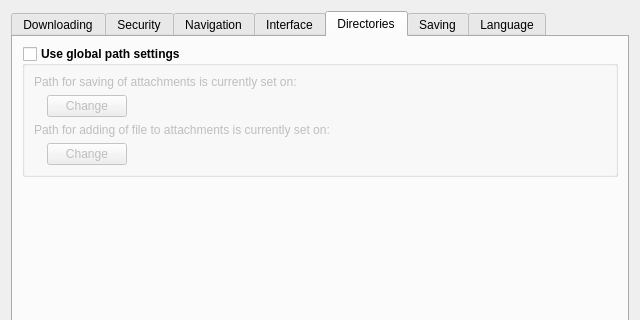
The window that src/gui/ui/dlg_preferences.ui (psakar/datovka) describes before a commit, drawn with Qt 5; both pictures show x 0 to 640 and y 0 to 320 of the 640 by 615 pixel window.
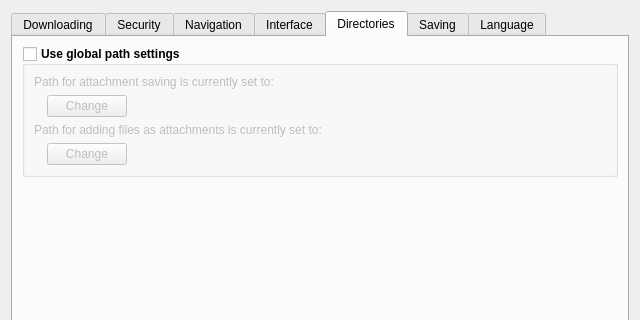
The same window after the commit. The open tabs and pages were chosen to show the change. Icons and pictures are not drawn.

Patch:
```diff
--- a/src/gui/ui/dlg_preferences.ui
+++ b/src/gui/ui/dlg_preferences.ui
@@ -989,7 +989,7 @@
              </font>
             </property>
             <property name="text">
-             <string>Path for saving of attachments is currently set on:</string>
+             <string>Path for attachment saving is currently set to:</string>
             </property>
            </widget>
           </item>
@@ -1049,7 +1049,7 @@
              </font>
             </property>
             <property name="text">
-             <string>Path for adding of file to attachments is currently set on:</string>
+             <string>Path for adding files as attachments is currently set to:</string>
             </property>
            </widget>
           </item>
```
